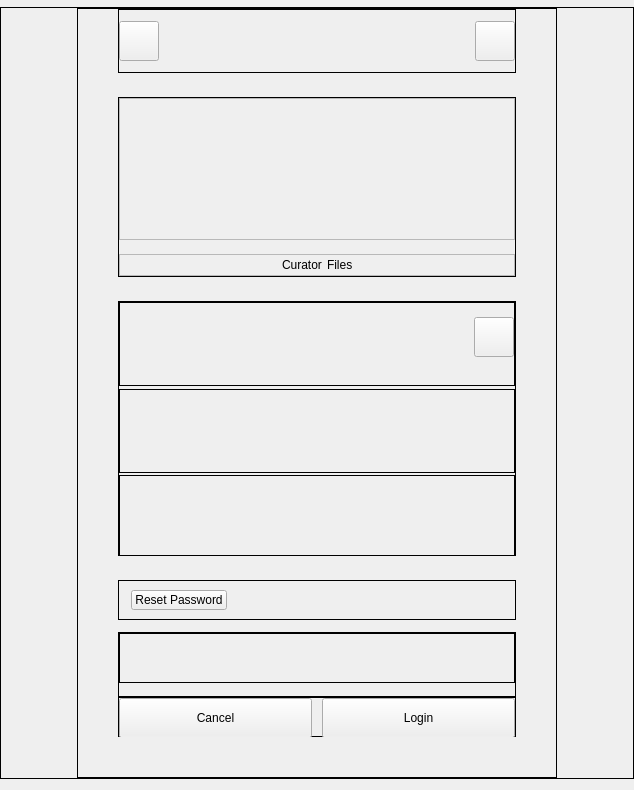
Before: the Qt Designer form src/gui/newwizard/pages/credentialspage.ui in CSG-Development/owncloud-client, drawn with Qt 5.
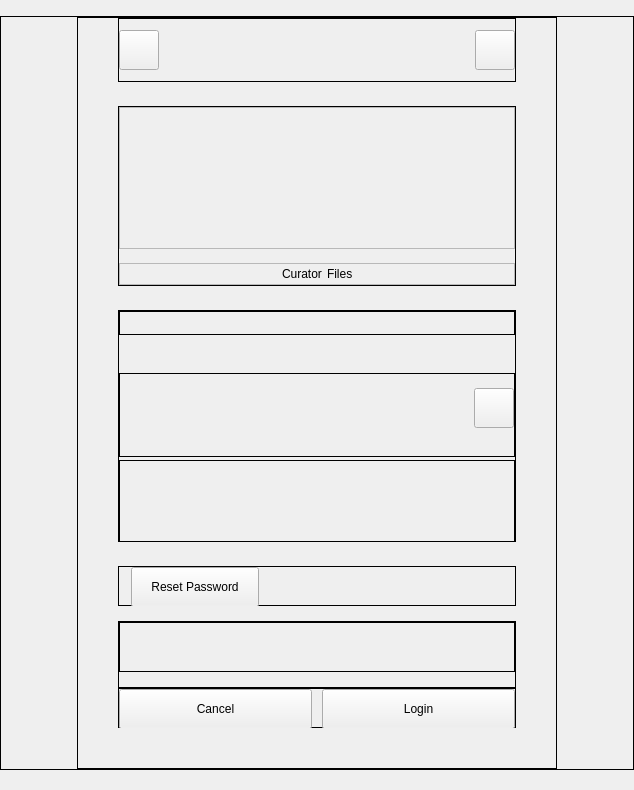
After: the same form once the commit is applied. Custom widgets are drawn as their Qt base class.

What changed in the file:
```diff
--- a/src/gui/newwizard/pages/credentialspage.ui
+++ b/src/gui/newwizard/pages/credentialspage.ui
@@ -513,6 +513,68 @@
                <property name="bottomMargin">
                 <number>0</number>
                </property>
+               <item>
+                <widget class="QFrame" name="frameEmail">
+                 <property name="minimumSize">
+                  <size>
+                   <width>0</width>
+                   <height>24</height>
+                  </size>
+                 </property>
+                 <property name="maximumSize">
+                  <size>
+                   <width>16777215</width>
+                   <height>24</height>
+                  </size>
+                 </property>
+                 <property name="frameShape">
+                  <enum>QFrame::Shape::Box</enum>
+                 </property>
+                 <property name="frameShadow">
+                  <enum>QFrame::Shadow::Plain</enum>
+                 </property>
+                 <layout class="QVBoxLayout" name="verticalLayout_6">
+                  <property name="leftMargin">
+                   <number>0</number>
+                  </property>
+                  <property name="topMargin">
+                   <number>0</number>
+                  </property>
+                  <property name="rightMargin">
+                   <number>0</number>
+                  </property>
+                  <property name="bottomMargin">
+                   <number>0</number>
+                  </property>
+                  <item>
+                   <widget class="QLabel" name="lblEmail">
+                    <property name="text">
+                     <string/>
+                    </property>
+                    <property name="alignment">
+                     <set>Qt::AlignmentFlag::AlignCenter</set>
+                    </property>
+                   </widget>
+                  </item>
+                 </layout>
+                </widget>
+               </item>
+               <item>
+                <spacer name="verticalSpacer_9">
+                 <property name="orientation">
+                  <enum>Qt::Orientation::Vertical</enum>
+                 </property>
+                 <property name="sizeType">
+                  <enum>QSizePolicy::Policy::Fixed</enum>
+                 </property>
+                 <property name="sizeHint" stdset="0">
+                  <size>
+                   <width>20</width>
+                   <height>32</height>
+                  </size>
+                 </property>
+                </spacer>
+               </item>
                <item>
                 <widget class="QFrame" name="frameUrl">
                  <property name="minimumSize">
@@ -565,7 +627,7 @@
                       <number>0</number>
                      </property>
                      <property name="leftMargin">
-                      <number>9</number>
+                      <number>4</number>
                      </property>
                      <property name="topMargin">
                       <number>0</number>
@@ -626,45 +688,6 @@
                  </layout>
                 </widget>
                </item>
-               <item>
-                <widget class="QFrame" name="frameEmail">
-                 <property name="minimumSize">
-                  <size>
-                   <width>0</width>
-                   <height>84</height>
-                  </size>
-                 </property>
-                 <property name="maximumSize">
-                  <size>
-                   <width>16777215</width>
-                   <height>84</height>
-                  </size>
-                 </property>
-                 <property name="frameShape">
-                  <enum>QFrame::Shape::Box</enum>
-                 </property>
-                 <property name="frameShadow">
-                  <enum>QFrame::Shadow::Plain</enum>
-                 </property>
-                 <layout class="QVBoxLayout" name="verticalLayout_6">
-                  <property name="leftMargin">
-                   <number>0</number>
-                  </property>
-                  <property name="topMargin">
-                   <number>0</number>
-                  </property>
-                  <property name="rightMargin">
-                   <number>0</number>
-                  </property>
-                  <property name="bottomMargin">
-                   <number>0</number>
-                  </property>
-                  <item>
-                   <widget class="InputWidget" name="edEmail" native="true"/>
-                  </item>
-                 </layout>
-                </widget>
-               </item>
                <item>
                 <widget class="QFrame" name="framePassword">
                  <property name="minimumSize">
@@ -750,8 +773,26 @@
                <property name="leftMargin">
                 <number>12</number>
                </property>
+               <property name="topMargin">
+                <number>0</number>
+               </property>
+               <property name="bottomMargin">
+                <number>0</number>
+               </property>
                <item>
                 <widget class="QPushButton" name="btnResetPass">
+                 <property name="minimumSize">
+                  <size>
+                   <width>128</width>
+                   <height>40</height>
+                  </size>
+                 </property>
+                 <property name="maximumSize">
+                  <size>
+                   <width>16777215</width>
+                   <height>40</height>
+                  </size>
+                 </property>
                  <property name="cursor">
                   <cursorShape>PointingHandCursor</cursorShape>
                  </property>
```
